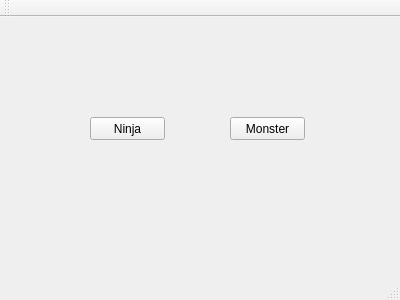
First picture: the form in Polymorphism3/mainwindow.ui, repository P4tCr4ft/Qt_Dev_Projects, before the edit.
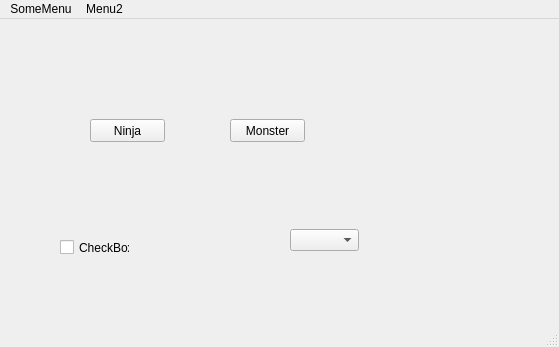
Second picture: the form after the edit.

What changed in the file:
```diff
--- a/Polymorphism3/mainwindow.ui
+++ b/Polymorphism3/mainwindow.ui
@@ -6,8 +6,8 @@
    <rect>
     <x>0</x>
     <y>0</y>
-    <width>400</width>
-    <height>300</height>
+    <width>559</width>
+    <height>347</height>
    </rect>
   </property>
   <property name="windowTitle">
@@ -40,7 +40,7 @@
      <string>Monster</string>
     </property>
    </widget>
-   <widget class="QWidget" name="">
+   <widget class="QWidget" name="layoutWidget">
     <property name="geometry">
      <rect>
       <x>10</x>
@@ -62,24 +62,64 @@
      </item>
     </layout>
    </widget>
+   <widget class="QComboBox" name="comboBox">
+    <property name="geometry">
+     <rect>
+      <x>290</x>
+      <y>210</y>
+      <width>69</width>
+      <height>22</height>
+     </rect>
+    </property>
+   </widget>
+   <widget class="QCheckBox" name="checkBox">
+    <property name="geometry">
+     <rect>
+      <x>60</x>
+      <y>220</y>
+      <width>70</width>
+      <height>17</height>
+     </rect>
+    </property>
+    <property name="text">
+     <string>CheckBox</string>
+    </property>
+   </widget>
   </widget>
   <widget class="QMenuBar" name="menuBar">
    <property name="geometry">
     <rect>
      <x>0</x>
      <y>0</y>
-     <width>400</width>
+     <width>559</width>
      <height>21</height>
     </rect>
    </property>
-  </widget>
-  <widget class="QToolBar" name="mainToolBar">
-   <attribute name="toolBarArea">
-    <enum>TopToolBarArea</enum>
-   </attribute>
-   <attribute name="toolBarBreak">
-    <bool>false</bool>
-   </attribute>
+   <widget class="QMenu" name="menuSomeMenu">
+    <property name="title">
+     <string>SomeMenu</string>
+    </property>
+    <widget class="QMenu" name="menuSubmenu">
+     <property name="title">
+      <string>Submenu</string>
+     </property>
+     <widget class="QMenu" name="menuSubSubMenu">
+      <property name="title">
+       <string>SubSubMenu</string>
+      </property>
+      <addaction name="actionSubSubSubMenu"/>
+     </widget>
+     <addaction name="menuSubSubMenu"/>
+    </widget>
+    <addaction name="menuSubmenu"/>
+   </widget>
+   <widget class="QMenu" name="menuMenu2">
+    <property name="title">
+     <string>Menu2</string>
+    </property>
+   </widget>
+   <addaction name="menuSomeMenu"/>
+   <addaction name="menuMenu2"/>
   </widget>
   <widget class="QStatusBar" name="statusBar"/>
  </widget>
```
Left out of the diff: 5 changed lines with no effect on the pictures.
